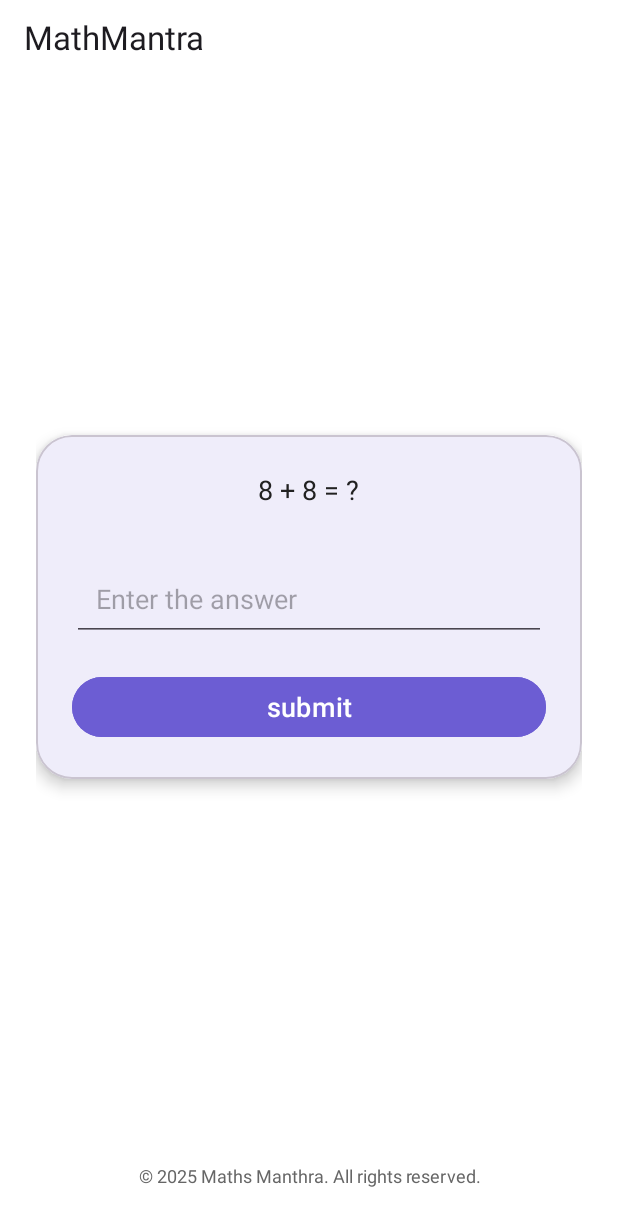
After one commit to shadil-rayyan/Math-Mantra, an Android app: the fragment QuickPlayFragment placed in its activity, on a phone screen of 412 x 824 dp. The commit adds this screen. Shown: the top 1226 px of the screen. Run offline under Robolectric (Android 15) with nearby library versions, the phone set to English and light mode, and no system bars.

Commit message:
feat(quickplaylanding):added quickplay with diffculty with numdiald

```diff
--- a/app/src/main/java/com/zendalona/mathsmanthra/Enum/Diffculty.kt
+++ b/app/src/main/java/com/zendalona/mathsmanthra/Enum/Diffculty.kt
@@ -1,4 +1,4 @@
-package com.zendalona.mathsmanthra.Enum;
+package com.zendalona.mathsmanthra.Enum
 
 object Difficulty {
     const val EASY = "easy"
--- a/app/src/main/java/com/zendalona/mathsmanthra/ui/LandingPageFragment.kt
+++ b/app/src/main/java/com/zendalona/mathsmanthra/ui/LandingPageFragment.kt
@@ -41,6 +41,10 @@ class LandingPageFragment : Fragment() {
         binding.settings.setOnClickListener {
             navigationListener?.loadFragment(SettingFragment(), FragmentTransaction.TRANSIT_FRAGMENT_OPEN)
         }
+        binding.quickplay.setOnClickListener {
+            navigationListener?.loadFragment(QuickPlayFragment(), FragmentTransaction.TRANSIT_FRAGMENT_OPEN)
+        }
+
 
         return binding.root
     }
--- /dev/null
+++ b/app/src/main/java/com/zendalona/mathsmanthra/ui/QuickPlayFragment.kt
@@ -0,0 +1,89 @@
+package com.zendalona.mathsmanthra.ui
+
+import android.app.AlertDialog
+import android.os.Bundle
+import android.os.Handler
+import android.os.Looper
+import android.view.LayoutInflater
+import android.view.View
+import android.view.ViewGroup
+import androidx.fragment.app.Fragment
+import com.bumptech.glide.Glide
+import com.zendalona.mathsmanthra.R
+import com.zendalona.mathsmanthra.databinding.DialogResultBinding
+import com.zendalona.mathsmanthra.databinding.FragmentQuickPlayBinding
+import com.zendalona.mathsmanthra.utility.settings.DifficultyPreferences
+import kotlin.random.Random
+
+class QuickPlayFragment : Fragment() {
+    private var binding: FragmentQuickPlayBinding? = null
+    private lateinit var difficulty: String
+
+    override fun onCreateView(
+        inflater: LayoutInflater, container: ViewGroup?,
+        savedInstanceState: Bundle?
+    ): View {
+        binding = FragmentQuickPlayBinding.inflate(inflater, container, false)
+
+        difficulty = DifficultyPreferences.getDifficulty(requireContext())
+        generateNewQuestion()
+
+        return binding!!.root
+    }
+
+    private fun generateNewQuestion() {
+        val (num1, num2) = generateAdditionValuesBasedOnDifficulty(difficulty)
+        val answer = num1 + num2
+
+        binding!!.answerEt.setText("")
+        binding!!.questionTv.text = "$num1 + $num2 = ?"
+
+        val questionDescription = "Math question. $num1 plus $num2 equals what? Double tap to repeat the question."
+        binding!!.questionTv.contentDescription = questionDescription
+        binding!!.questionTv.post {
+            binding!!.questionTv.announceForAccessibility(questionDescription)
+        }
+
+        binding!!.submitAnswerBtn.setOnClickListener {
+            val input = binding!!.answerEt.text.toString()
+            val isCorrect = input.toIntOrNull() == answer
+            showResultDialog(isCorrect)
+        }
+    }
+
+    private fun generateAdditionValuesBasedOnDifficulty(difficulty: String): Pair<Int, Int> {
+        val range = when (difficulty.lowercase()) {
+            "easy" -> 1..5
+            "medium" -> 6..9
+            "hard" -> 10..15
+            else -> 1..5 // fallback
+        }
+
+        val num1 = Random.nextInt(range.first, range.last + 1)
+        val num2 = Random.nextInt(range.first, range.last + 1)
+        return Pair(num1, num2)
+    }
+
+    private fun showResultDialog(isCorrect: Boolean) {
+        val message = if (isCorrect) "Right Answer" else "Wrong Answer"
+        val gifResource = if (isCorrect) R.drawable.right else R.drawable.wrong
+
+        val dialogBinding = DialogResultBinding.inflate(layoutInflater)
+        Glide.with(this).asGif().load(gifResource).into(dialogBinding.gifImageView)
+        dialogBinding.messageTextView.text = message
+
+        val dialog = AlertDialog.Builder(requireContext())
+            .setView(dialogBinding.root)
+            .setCancelable(false)
+            .create()
+
+        dialog.show()
+
+        Handler(Looper.getMainLooper()).postDelayed({
+            if (dialog.isShowing) {
+                dialog.dismiss()
+                generateNewQuestion()
+            }
+        }, 4000)
+    }
+}
--- a/app/src/main/java/com/zendalona/mathsmanthra/utility/settings/DifficultyPreferences.kt
+++ b/app/src/main/java/com/zendalona/mathsmanthra/utility/settings/DifficultyPreferences.kt
@@ -1,10 +1,9 @@
-package com.zendalona.mathsmanthra.utility.settings;
+package com.zendalona.mathsmanthra.utility.settings
 
 import android.content.Context
 import android.preference.PreferenceManager
-import com.zendalona.mathsmanthra.Enum.Difficulty
+
 object DifficultyPreferences {
-
     private const val KEY_DIFFICULTY = "pref_difficulty"
 
     fun setDifficulty(context: Context, difficulty: String) {
@@ -14,6 +13,6 @@ object DifficultyPreferences {
 
     fun getDifficulty(context: Context): String {
         val prefs = PreferenceManager.getDefaultSharedPreferences(context)
-        return prefs.getString(KEY_DIFFICULTY, Difficulty.MEDIUM) ?: Difficulty.MEDIUM
+        return prefs.getString(KEY_DIFFICULTY, "medium") ?: "medium"
     }
 }
--- a/app/src/main/res/layout/fragment_landing_page.xml
+++ b/app/src/main/res/layout/fragment_landing_page.xml
@@ -6,7 +6,7 @@
     android:id="@+id/mainLayout"
     android:layout_width="match_parent"
     android:layout_height="match_parent"
-    android:background="?attr/colorOnBackground"
+    android:background="?attr/colorSurface"
     tools:context="com.zendalona.mathsmanthra.MathsManthra"
     >
 
@@ -70,6 +70,7 @@
 
         <!-- Sample Large Button -->
         <Button
+            android:id="@+id/quickplay"
             android:layout_width="match_parent"
             android:layout_height="0dp"
             android:layout_marginBottom="12dp"
--- a/app/src/main/res/layout/fragment_quick_play.xml
+++ b/app/src/main/res/layout/fragment_quick_play.xml
@@ -3,7 +3,7 @@
     xmlns:app="http://schemas.android.com/apk/res-auto"
     android:layout_width="match_parent"
     android:layout_height="match_parent"
-    android:background="?attr/colorOnBackground"
+    android:background="?attr/colorSecondary"
     android:padding="24dp">
 
     <com.google.android.material.card.MaterialCardView
@@ -44,20 +44,23 @@
                 app:boxCornerRadiusTopStart="16dp"
                 app:boxCornerRadiusTopEnd="16dp"
                 app:boxCornerRadiusBottomStart="16dp"
-                app:boxCornerRadiusBottomEnd="16dp">
+                app:boxCornerRadiusBottomEnd="16dp"/>
 
-                <com.google.android.material.textfield.TextInputEditText
-                    android:id="@+id/answer_et"
-                    android:layout_width="match_parent"
-                    android:layout_height="wrap_content"
-                    android:hint="enter the answer"
-                    android:textColor="?attr/colorSurface"
-                    android:inputType="number" />
-            </com.google.android.material.textfield.TextInputLayout>
+            <com.google.android.material.textfield.TextInputEditText
+                android:id="@+id/answer_et"
+                android:layout_width="match_parent"
+                android:layout_height="wrap_content"
+                android:minHeight="48dp"
+                android:padding="16dp"
+                android:hint="Enter the answer"
+                android:inputType="number"
+                android:textColor="?attr/colorOnSecondary" />
+
 
             <!-- Submit Button -->
             <com.google.android.material.button.MaterialButton
                 android:id="@+id/submit_answer_btn"
+                android:layout_marginTop="20dp"
                 android:layout_width="match_parent"
                 android:layout_height="wrap_content"
                 android:text="submit"
@@ -65,7 +68,8 @@
                 android:textColor="@android:color/white"
                 android:backgroundTint="?attr/colorPrimary"
                 android:textSize="18sp"
-                 />
+                />
+
         </LinearLayout>
     </com.google.android.material.card.MaterialCardView>
 
--- a/app/src/main/res/values-night/themes.xml
+++ b/app/src/main/res/values-night/themes.xml
@@ -8,7 +8,7 @@
 
         <!-- secondary screen colors -->
         <item name="colorSecondary">@color/dark_activity_bar</item>
-        <item name="colorOnSecondary">@color/dark_activity_bar_text</item>
+        <item name="colorOnSecondary">@color/light_activity_bar_text</item>
 
         <!-- General screen colors -->
         <item name="colorTertiary">@color/light_dark_landing_button</item>
--- a/app/src/main/res/values/themes.xml
+++ b/app/src/main/res/values-notnight/themes.xml
@@ -1,4 +1,4 @@
-<!-- res/values/themes.xml -->
+<!-- res/values-notnight/themes.xml -->
 <resources xmlns:tools="http://schemas.android.com/tools">
     <style name="Theme.MathsManthra" parent="Theme.Material3.DayNight.NoActionBar">
 
@@ -8,7 +8,7 @@
 
         <!-- secondary screen colors -->
         <item name="colorSecondary">@color/light_activity_bar</item>
-        <item name="colorOnSecondary">@color/light_activity_bar_text</item>
+        <item name="colorOnSecondary">@color/dark_activity_bar_text</item>
 
         <!-- General screen colors -->
         <item name="colorTertiary">@color/light_dark_landing_button</item>
```
Also changed, not shown: app/src/main/java/com/zendalona/mathsmanthra/utility/RandomValueGenerator.java (added, +135 -0 lines), app/src/main/res/layout/dialog_result.xml (added, +29 -0 lines), app/src/main/res/layout/fragment_settings.xml (+9 -9 lines), app/src/main/res/drawable/right.gif (added), 5 other files.
